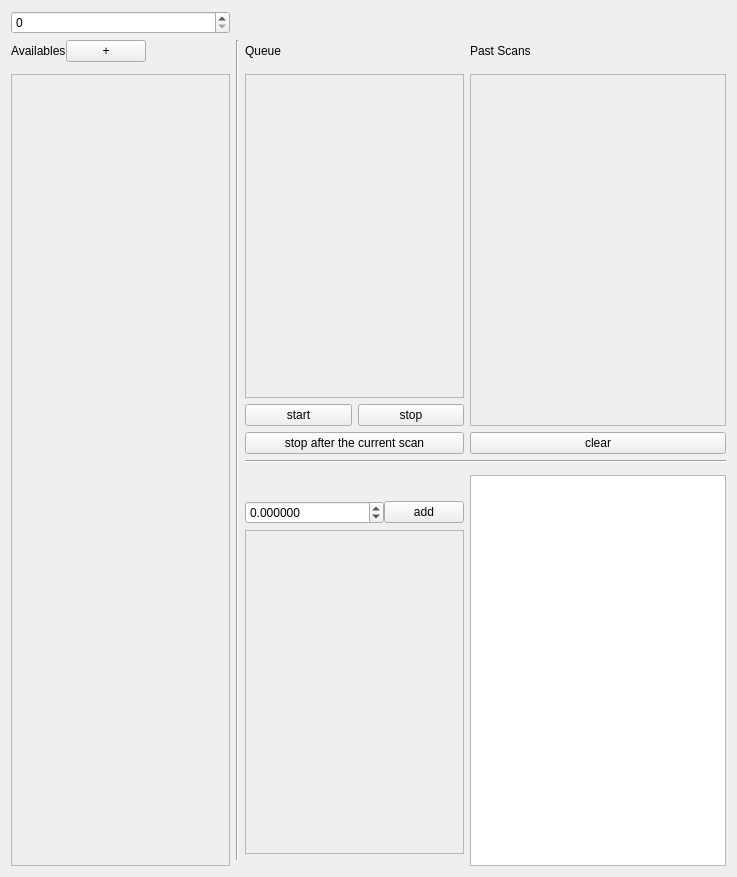
Qt form core/ui/scanlist.ui (lictailer/zmeter) before a commit.
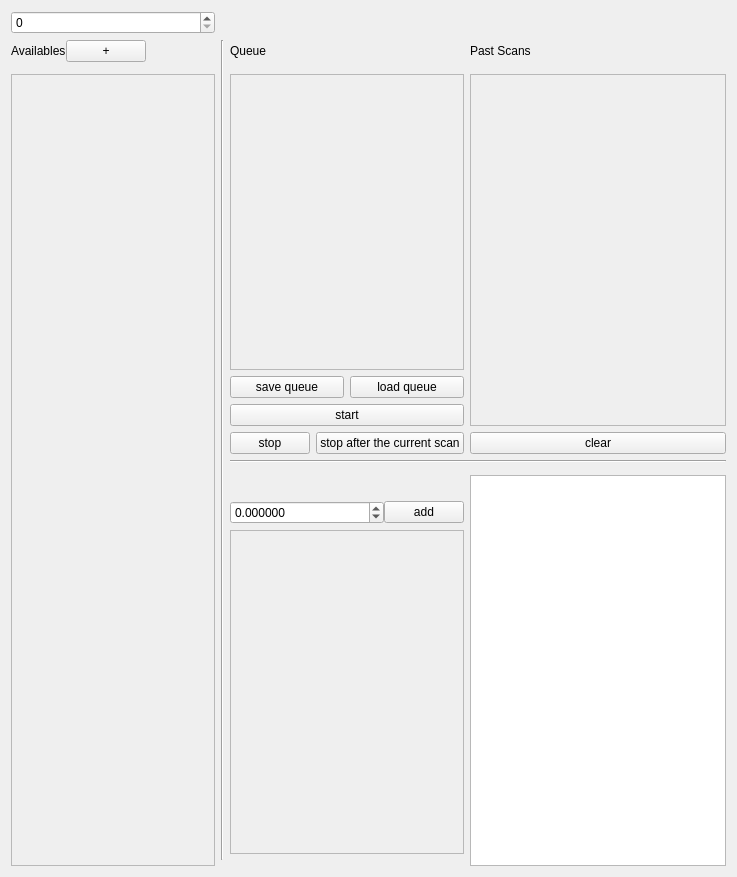
The same form after that commit.

Commit message: Add scan setting files and saved queues

Diff of the .ui file:
```diff
--- a/core/ui/scanlist.ui
+++ b/core/ui/scanlist.ui
@@ -59,6 +59,21 @@
       </layout>
      </item>
      <item row="5" column="2">
+      <layout class="QHBoxLayout" name="stop_layout" stretch="1,1">
+       <item>
+        <widget class="QPushButton" name="stop_pushButton">
+         <property name="sizePolicy">
+          <sizepolicy hsizetype="Preferred" vsizetype="Fixed">
+           <horstretch>0</horstretch>
+           <verstretch>0</verstretch>
+          </sizepolicy>
+         </property>
+         <property name="text">
+          <string>stop</string>
+         </property>
+        </widget>
+       </item>
+       <item>
       <widget class="QPushButton" name="stopAfter_pushButton">
        <property name="sizePolicy">
         <sizepolicy hsizetype="Preferred" vsizetype="Fixed">
@@ -71,6 +86,8 @@
        </property>
       </widget>
      </item>
+      </layout>
+     </item>
      <item row="1" column="1" rowspan="12">
       <widget class="Line" name="line_2">
        <property name="orientation">
@@ -118,6 +135,8 @@
       </widget>
      </item>
      <item row="3" column="2">
+      <layout class="QVBoxLayout" name="queue_layout">
+       <item>
       <widget class="QScrollArea" name="scrollArea_queue">
        <property name="sizePolicy">
         <sizepolicy hsizetype="Preferred" vsizetype="Expanding">
@@ -155,6 +174,32 @@
        </widget>
       </widget>
      </item>
+       <item>
+        <layout class="QHBoxLayout" name="queue_file_layout">
+         <item>
+          <widget class="QPushButton" name="save_queue_pushButton">
+           <property name="toolTip">
+            <string>Save the queue's scan settings and manual sets, in order, to a new folder</string>
+           </property>
+           <property name="text">
+            <string>save queue</string>
+           </property>
+          </widget>
+         </item>
+         <item>
+          <widget class="QPushButton" name="load_queue_pushButton">
+           <property name="toolTip">
+            <string>Add a saved queue folder to the end of the queue</string>
+           </property>
+           <property name="text">
+            <string>load queue</string>
+           </property>
+          </widget>
+         </item>
+        </layout>
+       </item>
+      </layout>
+     </item>
      <item row="1" column="2">
       <widget class="QLabel" name="label_2">
        <property name="text">
@@ -191,19 +236,6 @@
          </property>
         </widget>
        </item>
-       <item>
-        <widget class="QPushButton" name="stop_pushButton">
-         <property name="sizePolicy">
-          <sizepolicy hsizetype="Preferred" vsizetype="Fixed">
-           <horstretch>0</horstretch>
-           <verstretch>0</verstretch>
-          </sizepolicy>
-         </property>
-         <property name="text">
-          <string>stop</string>
-         </property>
-        </widget>
-       </item>
       </layout>
      </item>
      <item row="5" column="3">
```
Lines whose indentation alone changed are shown as unchanged. The commit also changes 10 other files.
